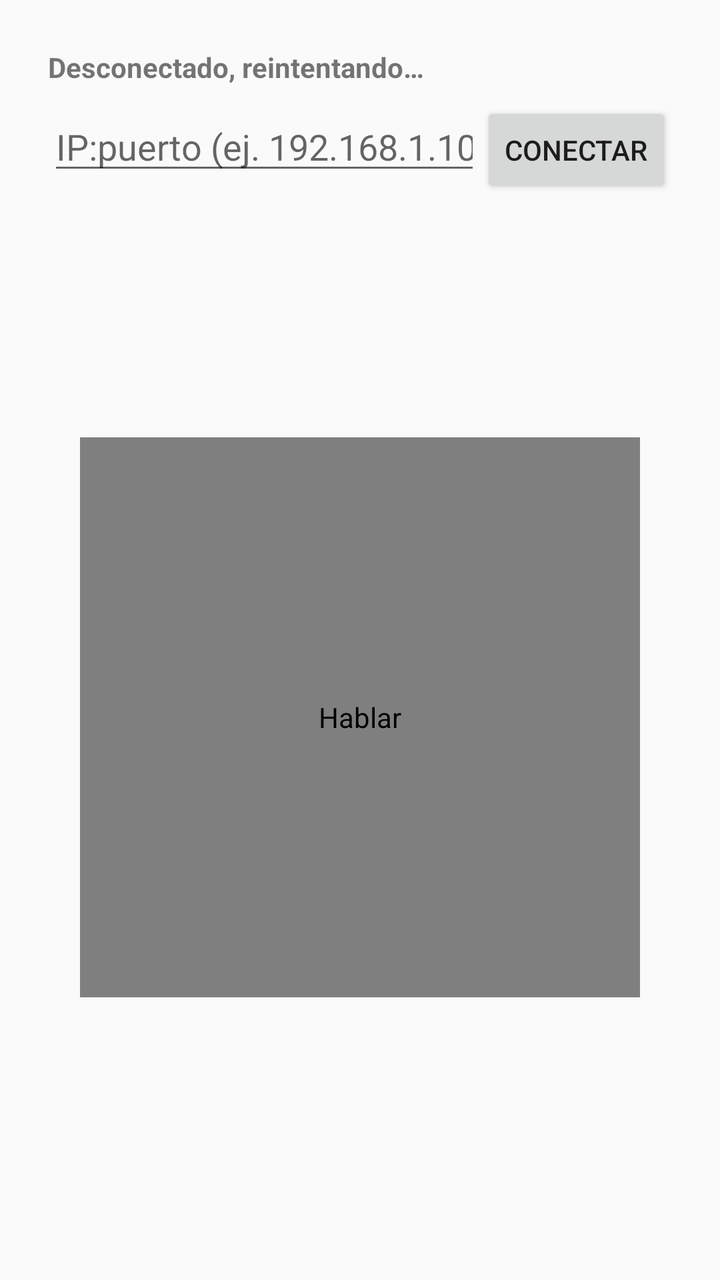
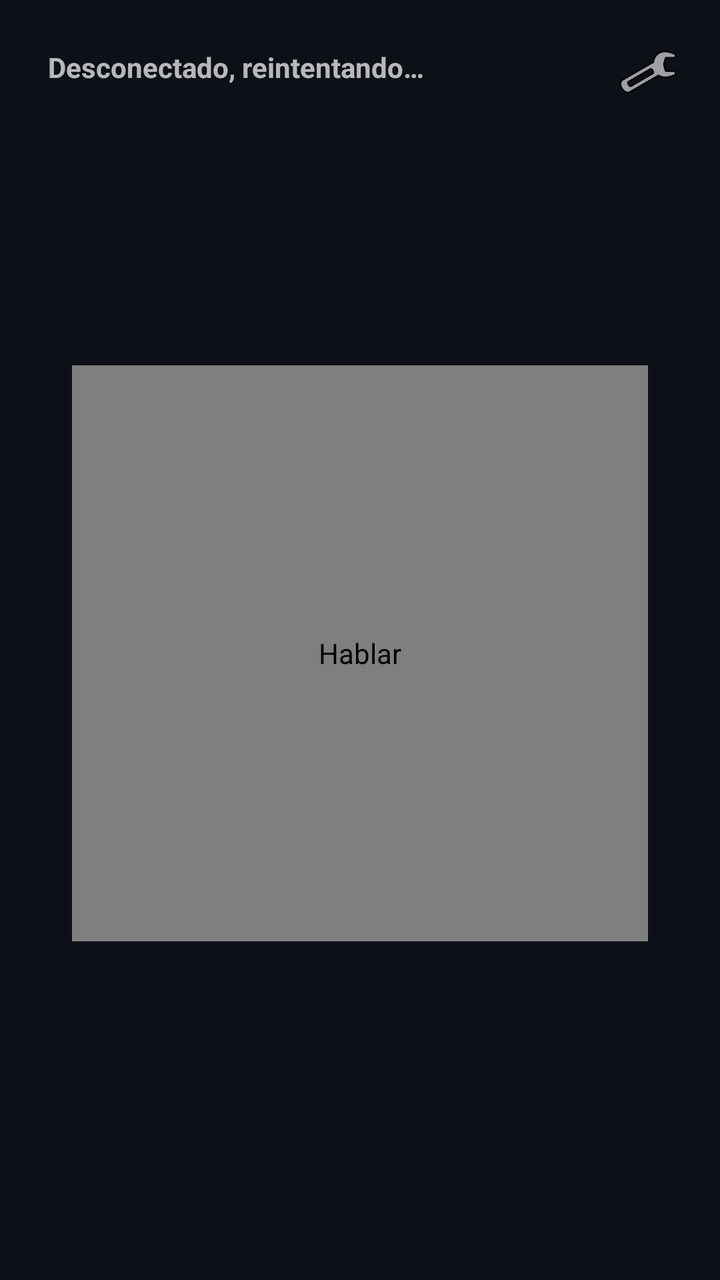

An Android layout rendered at two revisions. The XML below is the earlier revision; the diff shows what the commit changed to produce the second picture.
<!-- AndroidManifest.xml: application theme Theme.NalaAndroid -->
<!-- res/layout/activity_main.xml -->
<?xml version="1.0" encoding="utf-8"?>
<androidx.constraintlayout.widget.ConstraintLayout
    xmlns:android="http://schemas.android.com/apk/res/android"
    xmlns:app="http://schemas.android.com/apk/res-auto"
    android:layout_width="match_parent"
    android:layout_height="match_parent">

    <LinearLayout
        android:id="@+id/topBar"
        android:layout_width="0dp"
        android:layout_height="wrap_content"
        android:orientation="vertical"
        android:padding="24dp"
        app:layout_constraintTop_toTopOf="parent"
        app:layout_constraintStart_toStartOf="parent"
        app:layout_constraintEnd_toEndOf="parent">

        <TextView
            android:id="@+id/textStatus"
            android:layout_width="wrap_content"
            android:layout_height="wrap_content"
            android:text="@string/disconnected"
            android:textStyle="bold" />

        <LinearLayout
            android:layout_width="match_parent"
            android:layout_height="wrap_content"
            android:orientation="horizontal"
            android:layout_marginTop="8dp">

            <EditText
                android:id="@+id/editHostPort"
                android:layout_width="0dp"
                android:layout_height="wrap_content"
                android:layout_weight="1"
                android:inputType="text"
                android:hint="@string/host_hint" />

            <Button
                android:id="@+id/btnConnect"
                android:layout_width="wrap_content"
                android:layout_height="wrap_content"
                android:text="@string/connect" />
        </LinearLayout>
    </LinearLayout>

    <LinearLayout
        android:id="@+id/centerGroup"
        android:layout_width="wrap_content"
        android:layout_height="wrap_content"
        android:orientation="vertical"
        android:gravity="center_horizontal"
        app:layout_constraintTop_toBottomOf="@id/topBar"
        app:layout_constraintBottom_toBottomOf="parent"
        app:layout_constraintStart_toStartOf="parent"
        app:layout_constraintEnd_toEndOf="parent">

        <com.bassi.nala.ui.MicButton
            android:id="@+id/micButton"
            android:layout_width="280dp"
            android:layout_height="280dp"
            android:contentDescription="@string/record" />

        <TextView
            android:id="@+id/textTurnStatus"
            android:layout_width="wrap_content"
            android:layout_height="wrap_content"
            android:layout_marginTop="24dp"
            android:textSize="16sp" />

    </LinearLayout>

</androidx.constraintlayout.widget.ConstraintLayout>
<!-- resources referenced by this layout -->
<resources>
  <string name="connect">Conectar</string>
  <string name="disconnected">Desconectado, reintentando…</string>
  <string name="host_hint">IP:puerto (ej. 192.168.1.10:4181)</string>
  <string name="record">Hablar</string>
  <style name="Theme.NalaAndroid" parent="Theme.AppCompat.DayNight.NoActionBar" />
</resources>

<!-- the commit's change to res/layout/activity_main.xml (unified diff, before → after) -->
@@ -5,69 +5,51 @@
     android:layout_width="match_parent"
     android:layout_height="match_parent">
 
-    <LinearLayout
-        android:id="@+id/topBar"
+    <TextView
+        android:id="@+id/textStatus"
         android:layout_width="0dp"
         android:layout_height="wrap_content"
-        android:orientation="vertical"
         android:padding="24dp"
+        android:text="@string/disconnected"
+        android:textStyle="bold"
         app:layout_constraintTop_toTopOf="parent"
         app:layout_constraintStart_toStartOf="parent"
-        app:layout_constraintEnd_toEndOf="parent">
+        app:layout_constraintEnd_toStartOf="@id/btnSettings" />
 
-        <TextView
-            android:id="@+id/textStatus"
-            android:layout_width="wrap_content"
-            android:layout_height="wrap_content"
-            android:text="@string/disconnected"
-            android:textStyle="bold" />
+    <ImageButton
+        android:id="@+id/btnSettings"
+        android:layout_width="48dp"
+        android:layout_height="48dp"
+        android:layout_marginEnd="12dp"
+        android:layout_marginTop="12dp"
+        android:background="?attr/selectableItemBackgroundBorderless"
+        android:contentDescription="@string/settings"
+        android:src="@android:drawable/ic_menu_manage"
+        app:layout_constraintTop_toTopOf="parent"
+        app:layout_constraintEnd_toEndOf="parent" />
 
-        <LinearLayout
-            android:layout_width="match_parent"
-            android:layout_height="wrap_content"
-            android:orientation="horizontal"
-            android:layout_marginTop="8dp">
+    <com.bassi.nala.ui.NalaCoreView
+        android:id="@+id/coreView"
+        android:layout_width="0dp"
+        android:layout_height="0dp"
+        android:layout_marginStart="32dp"
+        android:layout_marginEnd="32dp"
+        android:contentDescription="@string/record"
+        app:layout_constraintDimensionRatio="1:1"
+        app:layout_constraintWidth_percent="0.8"
+        app:layout_constraintTop_toBottomOf="@id/textStatus"
+        app:layout_constraintBottom_toTopOf="@id/textTurnStatus"
+        app:layout_constraintStart_toStartOf="parent"
+        app:layout_constraintEnd_toEndOf="parent" />
 
-            <EditText
-                android:id="@+id/editHostPort"
-                android:layout_width="0dp"
-                android:layout_height="wrap_content"
-                android:layout_weight="1"
-                android:inputType="text"
-                android:hint="@string/host_hint" />
-
-            <Button
-                android:id="@+id/btnConnect"
-                android:layout_width="wrap_content"
-                android:layout_height="wrap_content"
-                android:text="@string/connect" />
-        </LinearLayout>
-    </LinearLayout>
-
-    <LinearLayout
-        android:id="@+id/centerGroup"
+    <TextView
+        android:id="@+id/textTurnStatus"
         android:layout_width="wrap_content"
         android:layout_height="wrap_content"
-        android:orientation="vertical"
-        android:gravity="center_horizontal"
-        app:layout_constraintTop_toBottomOf="@id/topBar"
+        android:layout_marginBottom="32dp"
+        android:textSize="16sp"
         app:layout_constraintBottom_toBottomOf="parent"
         app:layout_constraintStart_toStartOf="parent"
-        app:layout_constraintEnd_toEndOf="parent">
-
-        <com.bassi.nala.ui.MicButton
-            android:id="@+id/micButton"
-            android:layout_width="280dp"
-            android:layout_height="280dp"
-            android:contentDescription="@string/record" />
-
-        <TextView
-            android:id="@+id/textTurnStatus"
-            android:layout_width="wrap_content"
-            android:layout_height="wrap_content"
-            android:layout_marginTop="24dp"
-            android:textSize="16sp" />
-
-    </LinearLayout>
+        app:layout_constraintEnd_toEndOf="parent" />
 
 </androidx.constraintlayout.widget.ConstraintLayout>
<!-- resource entries referenced after the edit -->
@@ -1,9 +1,14 @@
 <!-- resources referenced by this layout -->
 <resources>
-  <string name="connect">Conectar</string>
   <string name="disconnected">Desconectado, reintentando…</string>
-  <string name="host_hint">IP:puerto (ej. 192.168.1.10:4181)</string>
   <string name="record">Hablar</string>
-  <style name="Theme.NalaAndroid" parent="Theme.AppCompat.DayNight.NoActionBar" />
+  <string name="settings">Ajustes</string>
+  <style name="Theme.NalaAndroid" parent="Theme.AppCompat.NoActionBar">
+          <item name="android:windowBackground">@color/nala_background</item>
+          <item name="android:textColorPrimary">@color/nala_text</item>
+          <item name="colorAccent">@color/nala_text</item>
+      </style>
+  <color name="nala_background">#0D1117</color>
+  <color name="nala_text">#E6EDF3</color>
 </resources>
 
